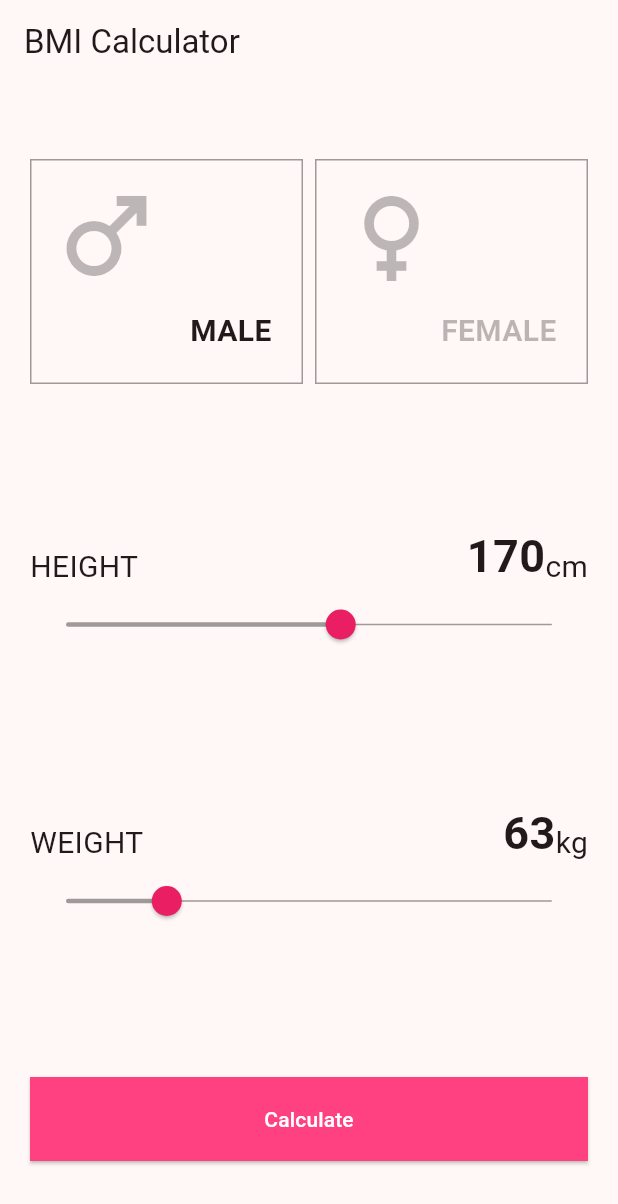
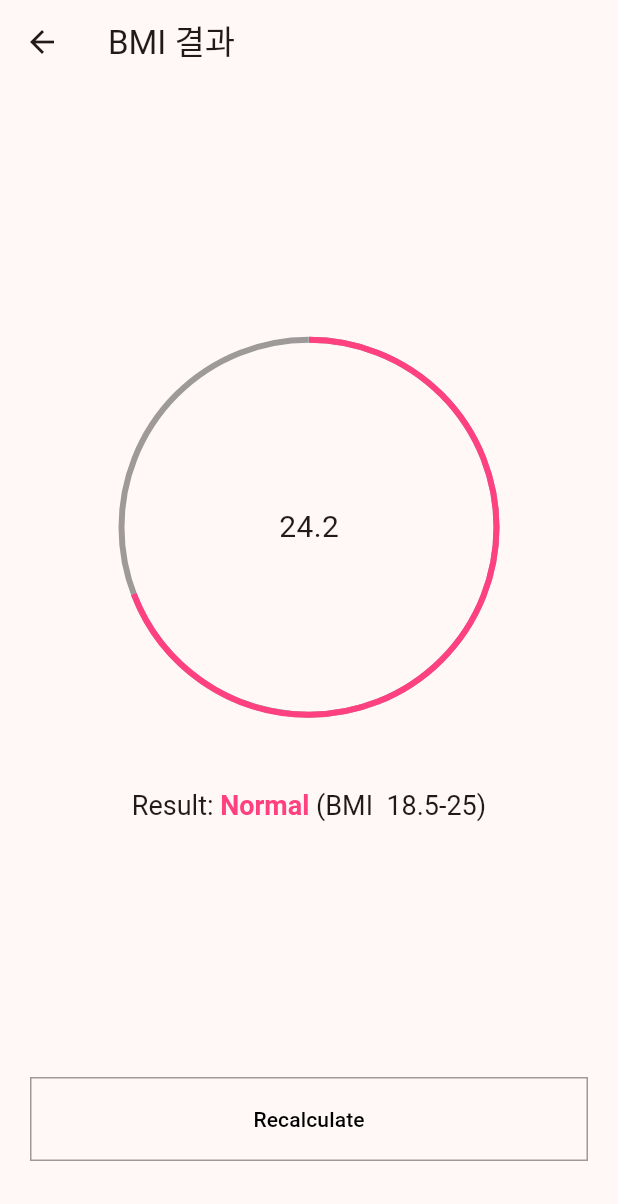
Before and after one commit to marofmar/kittypawdev_flutter_bmi_app, a Flutter app: the screen it shows after launch, after a tap on "Calculate", on a phone screen of 412 x 824 dp. Shown: the top 1204 px of the screen. Run offline on Flutter 3.47's test engine with Material 3 defaults, Android fonts, the phone set to English and light mode, and no system bars.

Commit message:
ui(result_page): 결과 페이지 및 화면 이동 네비게이터 구현 완료

```diff
--- a/lib/main.dart
+++ b/lib/main.dart
@@ -12,7 +12,7 @@ class MyApp extends StatelessWidget {
   @override
   Widget build(BuildContext context) {
     return MaterialApp(
-        themeMode: ThemeMode.light,
+        themeMode: ThemeMode.system, // 디바이스의 모드를 따라가도록 변경
         theme: lightTheme,
         darkTheme: darkTheme,
         home: HomePage());
--- a/lib/pages/home/home_page.dart
+++ b/lib/pages/home/home_page.dart
@@ -1,8 +1,37 @@
 import 'package:flutter/material.dart';
 import 'package:flutter_bmi_app/pages/home/widgets/gender_box.dart';
 import 'package:flutter_bmi_app/pages/home/widgets/slider_box.dart';
+import 'package:flutter_bmi_app/pages/result/result_page.dart';
 
-class HomePage extends StatelessWidget {
+class HomePage extends StatefulWidget {
+  @override
+  State<HomePage> createState() => _HomePageState();
+}
+
+class _HomePageState extends State<HomePage> {
+  bool isMale = true;
+  void onGenderChanged(bool male) {
+    setState(() {
+      isMale = male;
+    });
+  }
+
+  double height = 170;
+  void onHeightChanged(double newHeight) {
+    setState(
+      () {
+        height = newHeight;
+      },
+    );
+  }
+
+  double weight = 70;
+  void onWeightChanged(double newWeight) {
+    setState(() {
+      weight = newWeight;
+    });
+  }
+
   @override
   Widget build(BuildContext context) {
     return Scaffold(
@@ -11,17 +40,35 @@ class HomePage extends StatelessWidget {
           padding: const EdgeInsets.symmetric(horizontal: 20, vertical: 50),
           child: Column(
             children: [
-              GenderBox(),
+              GenderBox(isMale, onGenderChanged),
               Spacer(),
-              SliderBox(label: "HEIGHT", value: 170, unit: "cm"),
+              SliderBox(
+                  label: "HEIGHT",
+                  value: height,
+                  unit: "cm",
+                  onChanged: onHeightChanged),
               Spacer(),
-              SliderBox(label: "WEIGHT", value: 63, unit: "kg"),
+              SliderBox(
+                label: "WEIGHT",
+                value: weight,
+                unit: "kg",
+                onChanged: onWeightChanged,
+              ),
               Spacer(),
               SizedBox(
                   width: double.infinity,
                   height: 56,
                   child: ElevatedButton(
-                      onPressed: () {}, child: Text('Calculate'))),
+                      onPressed: () {
+                        final meterHeight = height / 100;
+                        final bmi = weight / (meterHeight * meterHeight);
+                        Navigator.push(context, MaterialPageRoute(
+                          builder: (context) {
+                            return ResultPage(bmi);
+                          },
+                        ));
+                      },
+                      child: Text('Calculate'))),
             ],
           ),
         ));
--- a/lib/pages/home/widgets/gender_box.dart
+++ b/lib/pages/home/widgets/gender_box.dart
@@ -1,13 +1,17 @@
 import 'package:flutter/material.dart';
 
 class GenderBox extends StatelessWidget {
+  GenderBox(this.isMale, this.onChanged);
+  bool isMale;
+  void Function(bool newValue) onChanged;
+
   @override
   Widget build(BuildContext context) {
     return Row(
       children: [
-        gender(context, Icons.male, "MALE", true),
+        gender(context, Icons.male, "MALE", isMale, true),
         SizedBox(width: 8),
-        gender(context, Icons.female, "FEMALE", false),
+        gender(context, Icons.female, "FEMALE", !isMale, false),
       ],
     );
   }
@@ -17,8 +21,13 @@ class GenderBox extends StatelessWidget {
     IconData icon,
     String text,
     bool selected,
+    bool isMaleBox,
   ) {
     return Expanded(
+        child: GestureDetector(
+      onTap: () {
+        onChanged(isMaleBox);
+      },
       child: Container(
           height: 150,
           decoration: BoxDecoration(
@@ -51,6 +60,7 @@ class GenderBox extends StatelessWidget {
                 ),
               ),
             ],
-            )));
+          )),
+    ));
   }
 }
--- a/lib/pages/home/widgets/slider_box.dart
+++ b/lib/pages/home/widgets/slider_box.dart
@@ -5,11 +5,13 @@ class SliderBox extends StatelessWidget {
     required this.label,
     required this.value,
     required this.unit,
+    required this.onChanged,
   });
 
   String label;
   double value;
   String unit;
+  void Function(double newValue) onChanged;
 
   @override
   Widget build(BuildContext context) {
@@ -28,7 +30,7 @@ class SliderBox extends StatelessWidget {
             Text(unit, style: TextStyle(fontSize: 20)),
           ],
         ),
-        Slider(value: value, onChanged: (v) {}, min: 1, max: 300)
+        Slider(value: value, onChanged: onChanged, min: 1, max: 300)
       ],
     );
   }
--- /dev/null
+++ b/lib/pages/result/result_page.dart
@@ -0,0 +1,35 @@
+import 'package:flutter/material.dart';
+import 'package:flutter_bmi_app/pages/result/widgets/result_gauge.dart';
+import 'package:flutter_bmi_app/pages/result/widgets/result_text.dart';
+
+class ResultPage extends StatelessWidget {
+  ResultPage(this.bmi);
+  double bmi;
+  @override
+  Widget build(BuildContext context) {
+    return Scaffold(
+      appBar: AppBar(title: Text('BMI 결과')),
+      body: Padding(
+        padding: const EdgeInsets.symmetric(horizontal: 20),
+        child: Column(
+          children: [
+            Spacer(),
+            ResultGauge(bmi),
+            SizedBox(height: 50),
+            ResultText(bmi),
+            Spacer(),
+            SizedBox(
+                width: double.infinity,
+                height: 56,
+                child: OutlinedButton(
+                    onPressed: () {
+                      Navigator.pop(context);
+                    },
+                    child: Text("Recalculate"))),
+            SizedBox(height: 50)
+          ],
+        ),
+      ),
+    );
+  }
+}
--- /dev/null
+++ b/lib/pages/result/widgets/result_gauge.dart
@@ -0,0 +1,30 @@
+import 'dart:math';
+
+import 'package:flutter/material.dart';
+
+class ResultGauge extends StatelessWidget {
+  ResultGauge(this.bmi);
+  double bmi;
+
+  @override
+  Widget build(BuildContext context) {
+    return Stack(
+      alignment: Alignment.center,
+      children: [
+        SizedBox.square(
+            dimension: 250,
+            child: CircularProgressIndicator(
+                value: 1, color: Theme.of(context).dividerColor)),
+        SizedBox.square(
+            dimension: 250,
+            child: CircularProgressIndicator(
+                value: min(bmi / 35, 1),
+                color: Theme.of(context).highlightColor)),
+        Text(bmi.toStringAsFixed(1),
+            style: TextStyle(
+              fontSize: 20,
+            ))
+      ],
+    );
+  }
+}
--- /dev/null
+++ b/lib/pages/result/widgets/result_text.dart
@@ -0,0 +1,50 @@
+import 'package:flutter/material.dart';
+
+class ResultText extends StatelessWidget {
+  ResultText(this.bmi);
+  double bmi;
+
+  String getResultText() {
+    if (bmi >= 35) {
+      return "Extremely obese";
+    } else if (bmi >= 30) {
+      return "Obese";
+    } else if (bmi >= 25) {
+      return "Overweight";
+    } else if (bmi >= 18.5) {
+      return "Normal";
+    } else
+      return "Underweight";
+  }
+
+  String getResultRange() {
+    if (bmi >= 35) {
+      return " >= 35";
+    } else if (bmi >= 30) {
+      return " 30-35";
+    } else if (bmi >= 25) {
+      return " 25-30";
+    } else if (bmi >= 18.5) {
+      return " 18.5-25";
+    } else
+      return " <= 18.5";
+  }
+
+  @override
+  Widget build(BuildContext context) {
+    return RichText(
+        text: TextSpan(
+            style: TextStyle(
+                fontSize: 18,
+                color: Theme.of(context).textTheme.bodyLarge?.color),
+            children: [
+          TextSpan(text: "Result: "),
+          TextSpan(
+              text: getResultText(),
+              style: TextStyle(
+                  fontWeight: FontWeight.bold,
+                  color: Theme.of(context).highlightColor)),
+          TextSpan(text: " (BMI ${getResultRange()})"),
+        ]));
+  }
+}
```
Also changed, not shown: 1 other file. Lines whose indentation alone changed are shown as unchanged.
